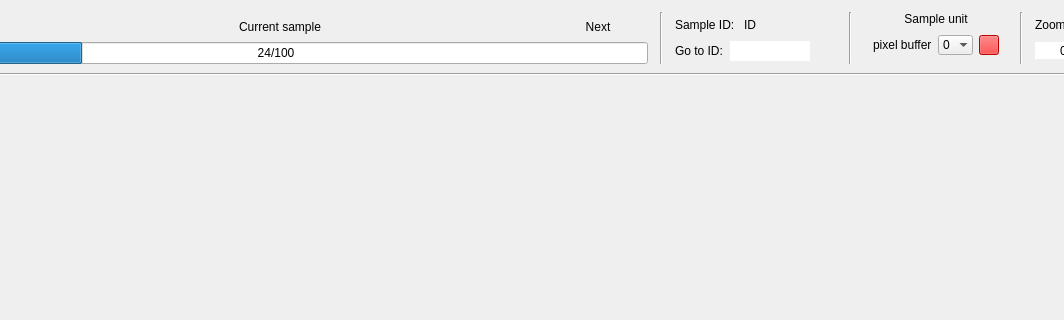
SMByC/AcATaMa, file ui/response_design_window.ui: the form before one commit; both pictures show x 108 to 1172 and y 0 to 320 of the 1510 by 672 pixel window.
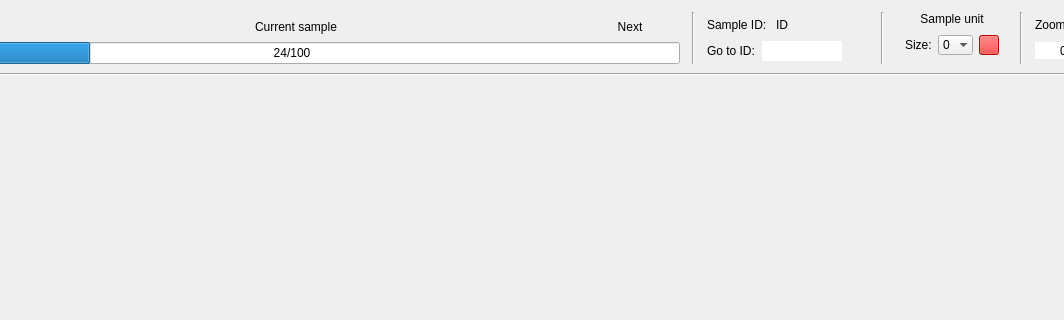
The form after the commit. Icons and pictures are not drawn. Custom widgets are drawn as their Qt base class.

Commit message: QA feedback, changing the 'pixel buffer' to 'size' for the sample unit in response design window

```diff
--- a/ui/response_design_window.ui
+++ b/ui/response_design_window.ui
@@ -93,7 +93,7 @@
                <item>
                 <widget class="QLabel" name="label">
                  <property name="text">
-                  <string>pixel buffer</string>
+                  <string>Size:</string>
                  </property>
                 </widget>
                </item>
```
Left out of the diff: 4 changed lines with no effect on the pictures. The commit also changes 1 other file.
